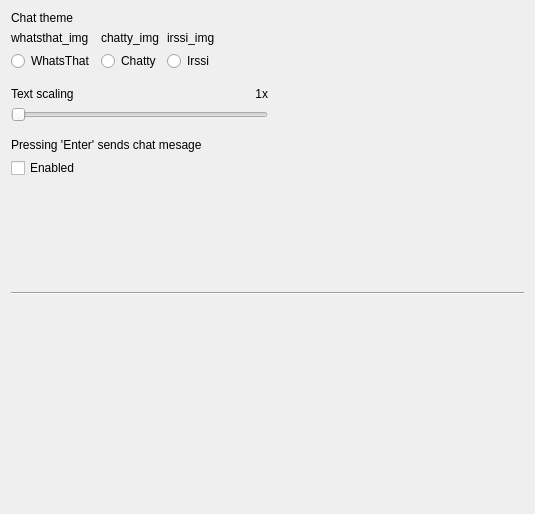
The window that src/settings.ui (maemo-leste/conversations) describes before a commit, drawn with Qt 5.
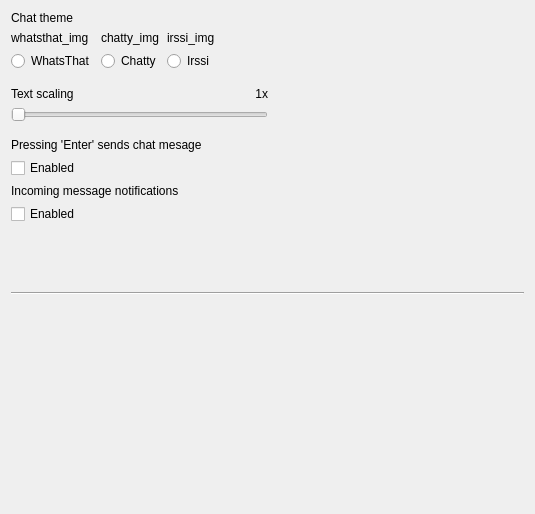
The same window after the commit. Icons and pictures are not drawn.

Commit message:
Support for notifications:
- Uses /velnias75/libnotify-qt, modified/updated to work on Leste
- Notifications are active when the app is in the background
- Prevents notification spam; one notification per individual sender is issued
- Clicking on a notification opens the relevant chat window
- Dismissing a notification does nothing
- Optionally disable notifications via settings

```diff
--- a/src/settings.ui
+++ b/src/settings.ui
@@ -228,6 +228,20 @@
           </property>
          </widget>
         </item>
+        <item>
+         <widget class="QLabel" name="label_3">
+          <property name="text">
+           <string>Incoming message notifications</string>
+          </property>
+         </widget>
+        </item>
+        <item>
+         <widget class="QCheckBox" name="checkBox_enableNotifications">
+          <property name="text">
+           <string>Enabled</string>
+          </property>
+         </widget>
+        </item>
         <item>
          <spacer name="verticalSpacer_2">
           <property name="orientation">
```
The commit also changes 25 other files.
